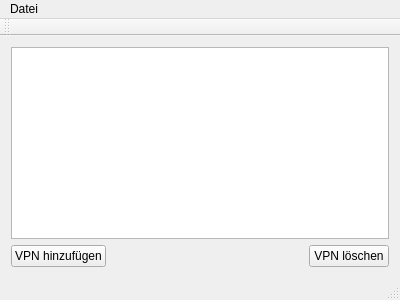
Qt form mainwindow.ui (theinvisible/openfortigui) before a commit.
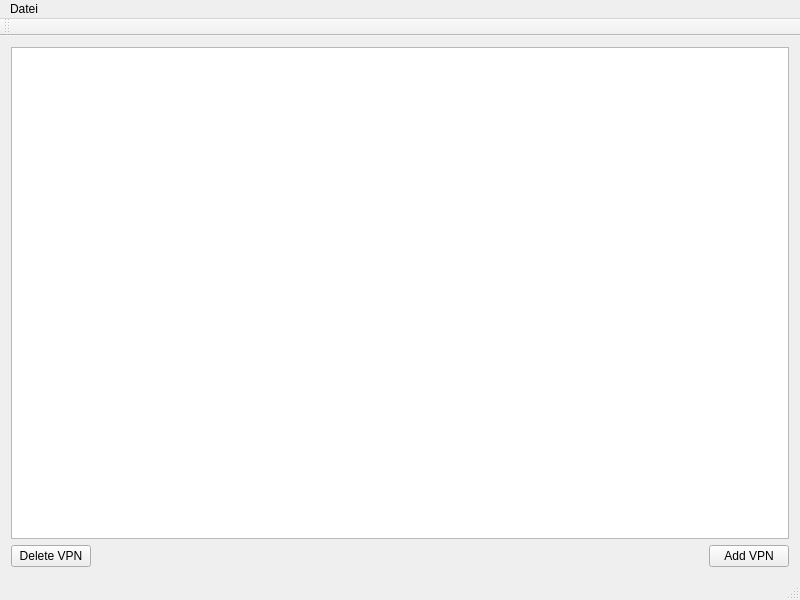
The same form after that commit.

Patch:
```diff
--- a/mainwindow.ui
+++ b/mainwindow.ui
@@ -6,8 +6,8 @@
    <rect>
     <x>0</x>
     <y>0</y>
-    <width>400</width>
-    <height>300</height>
+    <width>800</width>
+    <height>600</height>
    </rect>
   </property>
   <property name="windowTitle">
@@ -16,14 +16,30 @@
   <widget class="QWidget" name="centralWidget">
    <layout class="QVBoxLayout" name="verticalLayout">
     <item>
-     <widget class="QTreeView" name="treeView"/>
+     <widget class="QTreeView" name="tvVpnProfiles">
+      <property name="editTriggers">
+       <set>QAbstractItemView::NoEditTriggers</set>
+      </property>
+      <property name="indentation">
+       <number>10</number>
+      </property>
+      <property name="rootIsDecorated">
+       <bool>false</bool>
+      </property>
+      <property name="sortingEnabled">
+       <bool>true</bool>
+      </property>
+      <attribute name="headerShowSortIndicator" stdset="0">
+       <bool>true</bool>
+      </attribute>
+     </widget>
     </item>
     <item>
      <layout class="QHBoxLayout" name="horizontalLayout">
       <item>
        <widget class="QPushButton" name="pushButton">
         <property name="text">
-         <string>VPN hinzufügen</string>
+         <string>Delete VPN</string>
         </property>
        </widget>
       </item>
@@ -43,7 +59,7 @@
       <item>
        <widget class="QPushButton" name="pushButton_2">
         <property name="text">
-         <string>VPN löschen</string>
+         <string>Add VPN</string>
         </property>
        </widget>
       </item>
@@ -56,7 +72,7 @@
     <rect>
      <x>0</x>
      <y>0</y>
-     <width>400</width>
+     <width>800</width>
      <height>19</height>
     </rect>
    </property>
```
Left out of the diff: 4 changed lines with no effect on the pictures.
